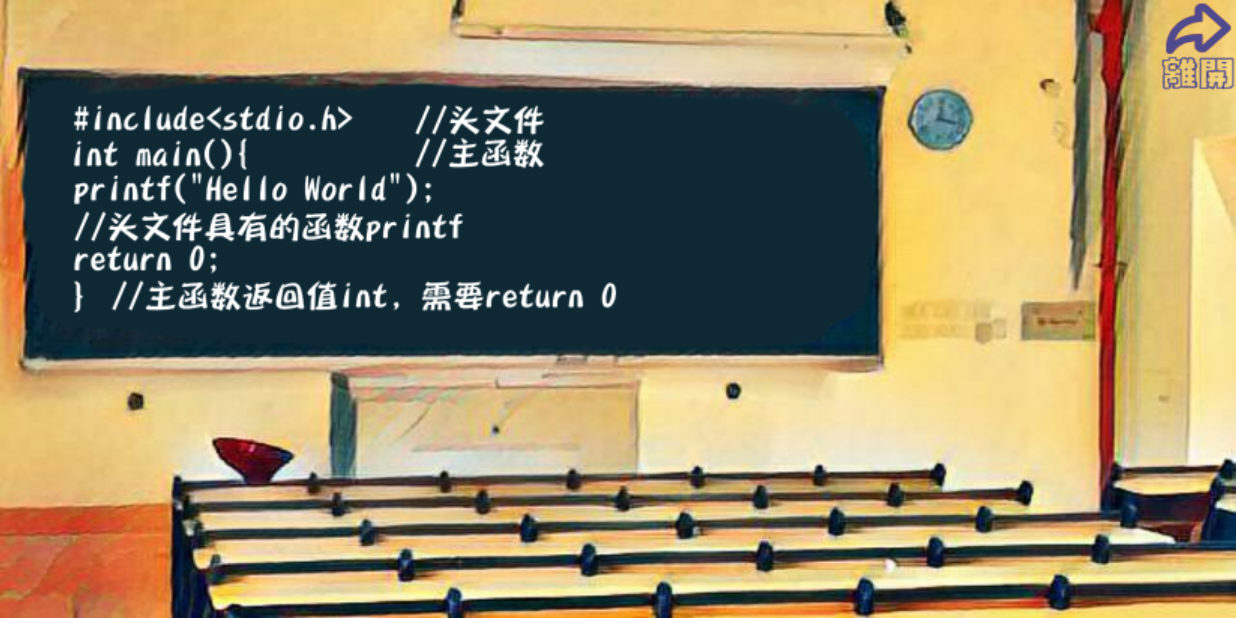
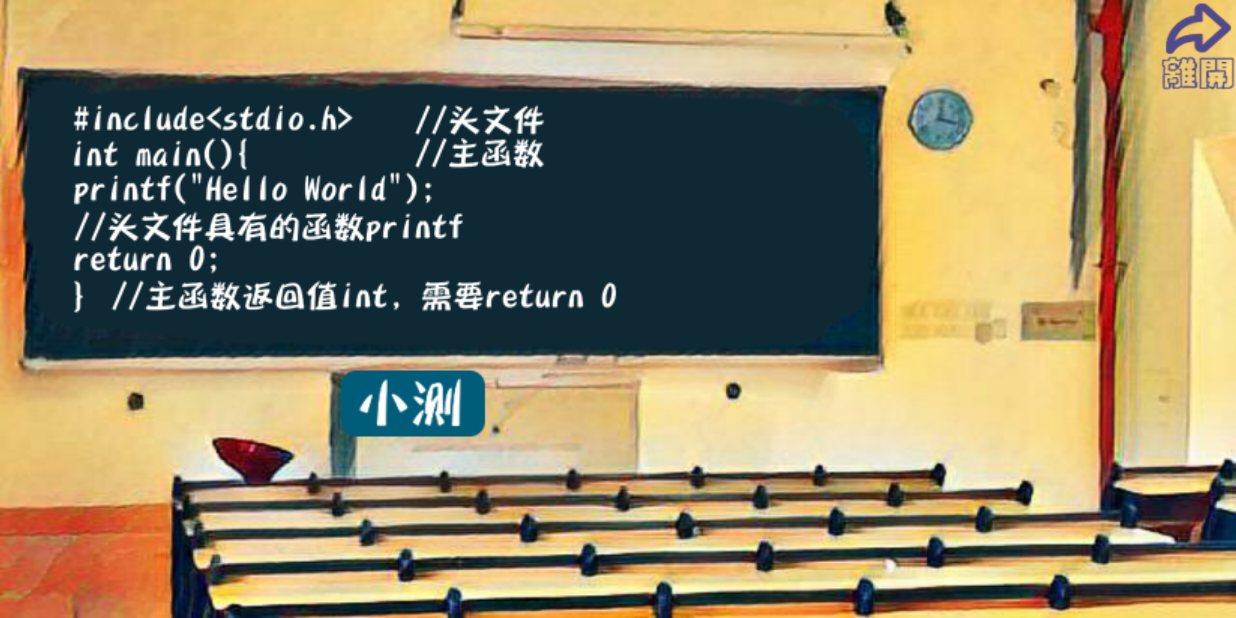
Before and after one commit to BeiDouQiXing/Bachelor-Road, an Android app: the Classroom screen opened directly, with no data from a screen before it, on a phone screen of 824 x 412 dp (held sideways). Run offline under Robolectric (Android 15) with nearby library versions, the light colour scheme and no system bars.

Commit message:
修改了教室和课程xml

```diff
--- a/Bachelor_Road/app/src/main/res/layout/classroom_c_one.xml
+++ b/Bachelor_Road/app/src/main/res/layout/classroom_c_one.xml
@@ -24,4 +24,13 @@
         android:layout_alignParentRight="true"
         android:layout_alignParentTop="true"
         android:background="@drawable/likai" />
+
+    <Button
+        android:id="@+id/test_one"
+        android:layout_width="wrap_content"
+        android:layout_height="wrap_content"
+        android:layout_marginStart="217dp"
+        android:layout_marginLeft="217dp"
+        android:layout_marginTop="240dp"
+        android:background="@drawable/test"/>
     </RelativeLayout>
```
Also changed, not shown: Bachelor_Road/app/src/main/res/layout/activity_main.xml (+11 -11 lines), Bachelor_Road/app/src/main/res/layout/classroom_c_three.xml (+9 -0 lines), Bachelor_Road/app/src/main/res/layout/classroom_c_two.xml (+9 -0 lines), Bachelor_Road/app/src/main/res/drawable/test.png (added).
